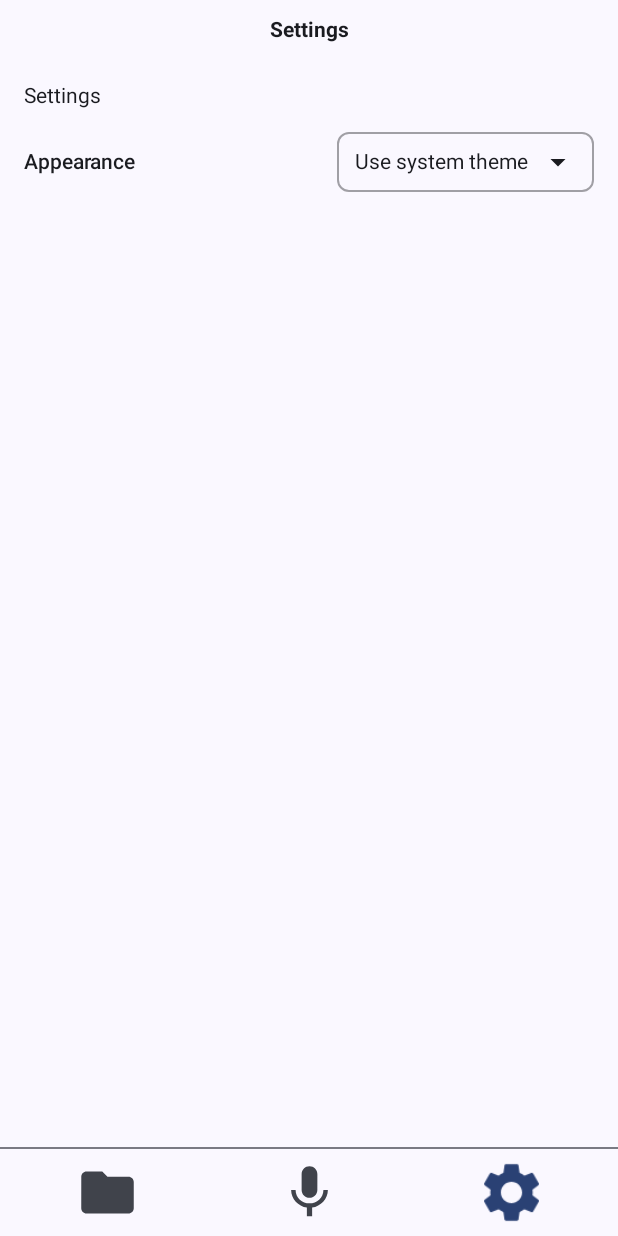
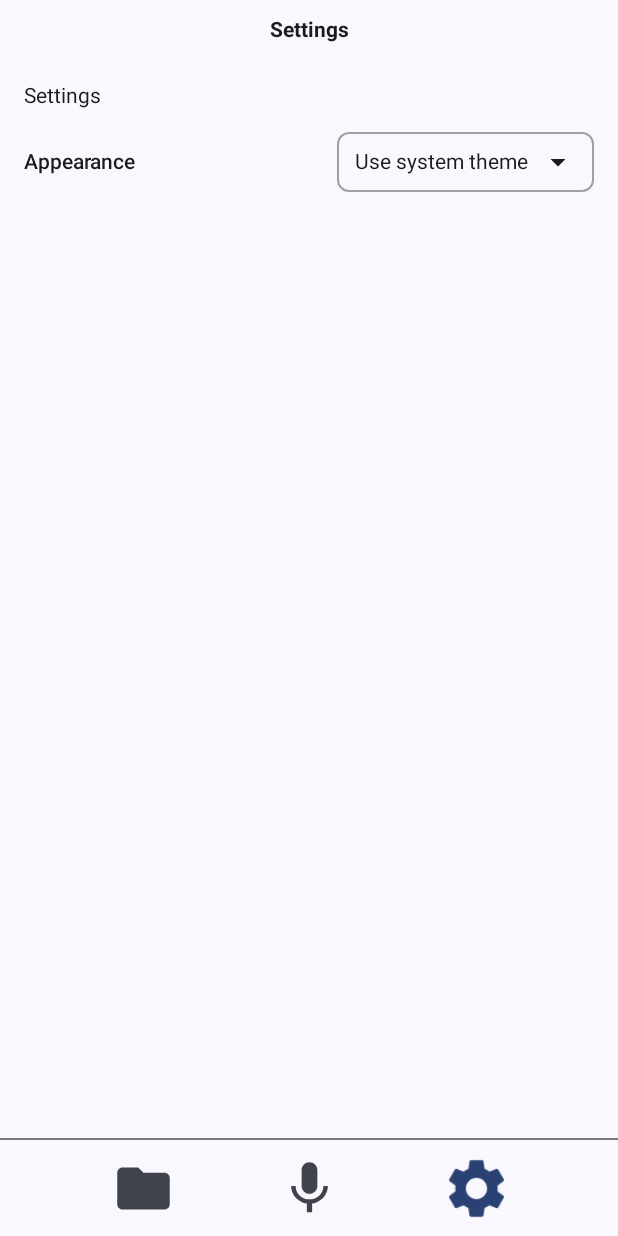
Before and after one commit to Sham-Naq/whisper_kotlin, an Android app built with Jetpack Compose: the screen it shows after launch (MainActivity), after a tap on "Settings", on a phone screen of 412 x 824 dp. Run offline under Robolectric (Android 15) with nearby library versions, the phone set to English and light mode, and no system bars; pictures from the network do not load; 3 other taps on this screen came first.

Commit message:
nav bar overhang fixed

```diff
--- a/app/src/main/java/com/example/whisper_kotlin/MainActivity.kt
+++ b/app/src/main/java/com/example/whisper_kotlin/MainActivity.kt
@@ -8,6 +8,7 @@ import androidx.compose.foundation.border
 import androidx.compose.foundation.clickable
 import androidx.compose.foundation.interaction.MutableInteractionSource
 import androidx.compose.foundation.layout.*
+import androidx.compose.foundation.layout.WindowInsetsSides
 import androidx.compose.foundation.shape.RoundedCornerShape
 import androidx.compose.foundation.text.BasicText
 import androidx.compose.material.*
@@ -129,6 +130,120 @@ private val bottomTabOrder: List<BottomTab> = listOf(
     BottomTab.Settings
 )
 
+@Composable
+private fun BottomNavigationBar(
+    modifier: Modifier = Modifier,
+    backgroundColor: Color,
+    dividerColor: Color,
+    activeTab: BottomTab,
+    isViewingDetail: Boolean,
+    activeIconColor: Color,
+    inactiveIconColor: Color,
+    navSelectedBg: Color,
+    navUnselectedBg: Color,
+    onTabClick: (BottomTab) -> Unit
+) {
+    Column(
+        modifier = modifier
+            .fillMaxWidth()
+            .background(backgroundColor)
+    ) {
+        // Divider line
+        Box(
+            modifier = Modifier
+                .fillMaxWidth()
+                .height(1.dp)
+                .background(dividerColor)
+        )
+
+        // Navigation icons row
+        Row(
+            modifier = Modifier
+                .fillMaxWidth()
+                .height(64.dp)
+                .padding(horizontal = 8.dp, vertical = 8.dp),
+            horizontalArrangement = Arrangement.SpaceEvenly,
+            verticalAlignment = Alignment.CenterVertically
+        ) {
+            // Transcription tab
+            NavigationIcon(
+                tab = BottomTab.Transcription,
+                isSelected = activeTab == BottomTab.Transcription,
+                isViewingDetail = isViewingDetail,
+                activeIconColor = activeIconColor,
+                inactiveIconColor = inactiveIconColor,
+                onClick = { onTabClick(BottomTab.Transcription) }
+            )
+
+            // Recorder tab
+            NavigationIcon(
+                tab = BottomTab.Recorder,
+                isSelected = activeTab == BottomTab.Recorder,
+                isViewingDetail = isViewingDetail,
+                activeIconColor = activeIconColor,
+                inactiveIconColor = inactiveIconColor,
+                onClick = { onTabClick(BottomTab.Recorder) }
+            )
+
+            // Settings tab
+            NavigationIcon(
+                tab = BottomTab.Settings,
+                isSelected = activeTab == BottomTab.Settings,
+                isViewingDetail = isViewingDetail,
+                activeIconColor = activeIconColor,
+                inactiveIconColor = inactiveIconColor,
+                onClick = { onTabClick(BottomTab.Settings) }
+            )
+        }
+    }
+}
+
+@Composable
+private fun NavigationIcon(
+    tab: BottomTab,
+    isSelected: Boolean,
+    isViewingDetail: Boolean,
+    activeIconColor: Color,
+    inactiveIconColor: Color,
+    onClick: () -> Unit
+) {
+    val icon = when (tab) {
+        BottomTab.Transcription -> Icons.Filled.Folder
+        BottomTab.Recorder -> Icons.Filled.Mic
+        BottomTab.Settings -> Icons.Filled.Settings
+    }
+
+    val shouldAnimate = (tab == BottomTab.Transcription || tab == BottomTab.Settings) && isSelected
+    val scale by animateFloatAsState(
+        targetValue = if (shouldAnimate) 1.12f else 1f,
+        label = "navIconScale_${tab.route}"
+    )
+
+    Box(
+        modifier = Modifier
+            .size(48.dp)
+            .clickable(
+                interactionSource = remember { MutableInteractionSource() },
+                indication = ripple(bounded = false, radius = 24.dp, color = Color.Gray.copy(alpha = 0.3f)),
+                onClick = {
+                    if (!isSelected || isViewingDetail) {
+                        onClick()
+                    }
+                }
+            ),
+        contentAlignment = Alignment.Center
+    ) {
+        Icon(
+            imageVector = icon,
+            contentDescription = tab.header,
+            tint = if (isSelected) activeIconColor else inactiveIconColor,
+            modifier = Modifier
+                .size(42.dp)
+                .graphicsLayer(scaleX = scale, scaleY = scale)
+        )
+    }
+}
+
 @OptIn(ExperimentalAnimationApi::class)
 @Composable
 private fun HomeScreen() {
@@ -186,7 +301,13 @@ private fun HomeScreen() {
         }
     }
 
-    Column(modifier = Modifier.fillMaxSize().background(background).windowInsetsPadding(WindowInsets.systemBars)) {
+    Box(modifier = Modifier.fillMaxSize().background(background)) {
+        // Main content area with proper insets for status bar only
+        Column(
+            modifier = Modifier
+                .fillMaxSize()
+                .windowInsetsPadding(WindowInsets.systemBars.only(WindowInsetsSides.Top + WindowInsetsSides.Horizontal))
+        ) {
         Box(
             modifier = Modifier
                 .fillMaxWidth()
@@ -258,13 +379,13 @@ private fun HomeScreen() {
             )
         }
 
-        Column(
-            modifier = Modifier
-                .weight(1f)
-                .fillMaxWidth()
-                .padding(16.dp)
-        ) {
-            Box(modifier = Modifier.fillMaxSize()) {
+            // Main content area
+            Box(
+                modifier = Modifier
+                    .weight(1f)
+                    .fillMaxWidth()
+                    .padding(16.dp)
+            ) {
                 AnimatedContent(
                     targetState = activeTab,
                     transitionSpec = {
@@ -374,115 +495,24 @@ private fun HomeScreen() {
             }
         }
 
-        Column(
+        // Bottom Navigation Bar - positioned at screen bottom with navigation bar insets
+        BottomNavigationBar(
             modifier = Modifier
-                .fillMaxWidth()
-                .background(bottomBarBg)
-        ) {
-            Box(
-                modifier = Modifier
-                    .fillMaxWidth()
-                    .height(1.dp)
-                    .background(bottomBarDivider)
-            )
-
-            val highlightedTab = if (detailEntry != null) BottomTab.Transcription else activeTab
-            val isViewingDetail = detailEntry != null
-
-            Row(
-                modifier = Modifier
-                    .fillMaxWidth()
-                    .padding(horizontal = 8.dp, vertical = 8.dp),
-                horizontalArrangement = Arrangement.spacedBy(8.dp),
-                verticalAlignment = Alignment.CenterVertically
-            ) {
-                Box(
-
-                    modifier = Modifier.weight(1f),
-                    contentAlignment = Alignment.Center
-                ) {
-                    val isSelected = highlightedTab == BottomTab.Transcription
-                    val scale by animateFloatAsState(targetValue = if (isSelected) 1.12f else 1f, label = "scaleT")
-                    BottomNavItem(
-                        selected = isSelected,
-                        onClick = {
-                            detailEntryId = null
-                            activeTab = BottomTab.Transcription
-                        },
-                        modifier = Modifier,
-                        selectedBgColor = navSelectedBg,
-                        unselectedBgColor = navUnselectedBg,
-                        selectedBorderColor = Color.Transparent,
-                        unselectedBorderColor = Color.Transparent,
-                        drawContainer = false
-                    ) {
-                        Icon(
-                            imageVector = Icons.Filled.Folder,
-                            contentDescription = "Transcriptions",
-                            tint = if (isSelected) activeIconColor else inactiveIconColor,
-                            modifier = Modifier.size(42.dp).graphicsLayer(scaleX = scale, scaleY = scale)
-                        )
-                    }
-                }
-
-                Box(
-                    modifier = Modifier.weight(1f),
-                    contentAlignment = Alignment.Center
-                ) {
-                    val isRecorder = highlightedTab == BottomTab.Recorder
-                    BottomNavItem(
-                        selected = isRecorder,
-                        onClick = {
-                            detailEntryId = null
-                            activeTab = BottomTab.Recorder
-                        },
-                        modifier = Modifier,
-                        selectedBgColor = navSelectedBg,
-                        unselectedBgColor = navUnselectedBg,
-                        selectedBorderColor = Color.Transparent,
-                        unselectedBorderColor = Color.Transparent,
-                        drawContainer = false
-                    ) {
-                        Icon(
-                            imageVector = Icons.Filled.Mic,
-                            contentDescription = "Recorder",
-                            tint = if (isRecorder) activeIconColor else inactiveIconColor,
-                            modifier = Modifier.size(42.dp)
-                        )
-                    }
-                }
-
-                Box(
-                    modifier = Modifier.weight(1f),
-                    contentAlignment = Alignment.Center
-                ) {
-                    val isSelected = highlightedTab == BottomTab.Settings
-                    val scale by animateFloatAsState(targetValue = if (isSelected) 1.12f else 1f, label = "scaleS")
-                    BottomNavItem(
-                        selected = isSelected,
-                        onClick = {
-                            if (!isSelected || isViewingDetail) {
-                                detailEntryId = null
-                                activeTab = BottomTab.Settings
-                            }
-                        },
-                        modifier = Modifier,
-                        selectedBgColor = navSelectedBg,
-                        unselectedBgColor = navUnselectedBg,
-                        selectedBorderColor = Color.Transparent,
-                        unselectedBorderColor = Color.Transparent,
-                        drawContainer = false
-                    ) {
-                        Icon(
-                            imageVector = Icons.Filled.Settings,
-                            contentDescription = "Settings",
-                            tint = if (isSelected) activeIconColor else inactiveIconColor,
-                            modifier = Modifier.size(42.dp).graphicsLayer(scaleX = scale, scaleY = scale)
-                        )
-                    }
-                }
+                .align(Alignment.BottomCenter)
+                .windowInsetsPadding(WindowInsets.systemBars.only(WindowInsetsSides.Bottom + WindowInsetsSides.Horizontal)),
+            backgroundColor = bottomBarBg,
+            dividerColor = bottomBarDivider,
+            activeTab = if (detailEntry != null) BottomTab.Transcription else activeTab,
+            isViewingDetail = detailEntry != null,
+            activeIconColor = activeIconColor,
+            inactiveIconColor = inactiveIconColor,
+            navSelectedBg = navSelectedBg,
+            navUnselectedBg = navUnselectedBg,
+            onTabClick = { tab ->
+                detailEntryId = null
+                activeTab = tab
             }
-        }
+        )
     }
 }
 
```
